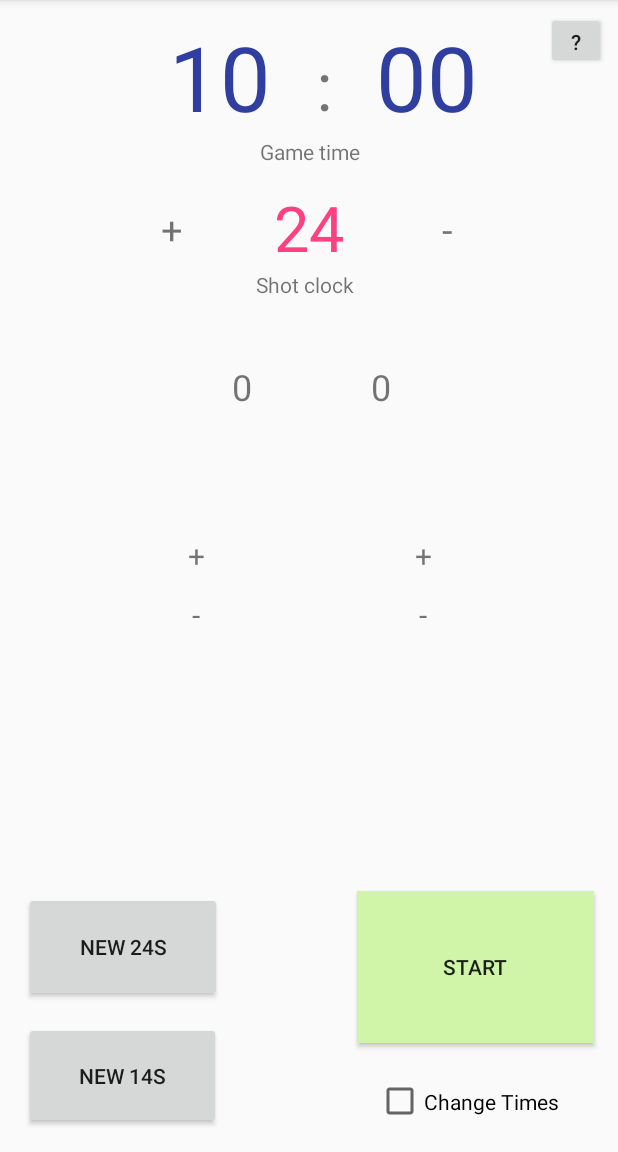
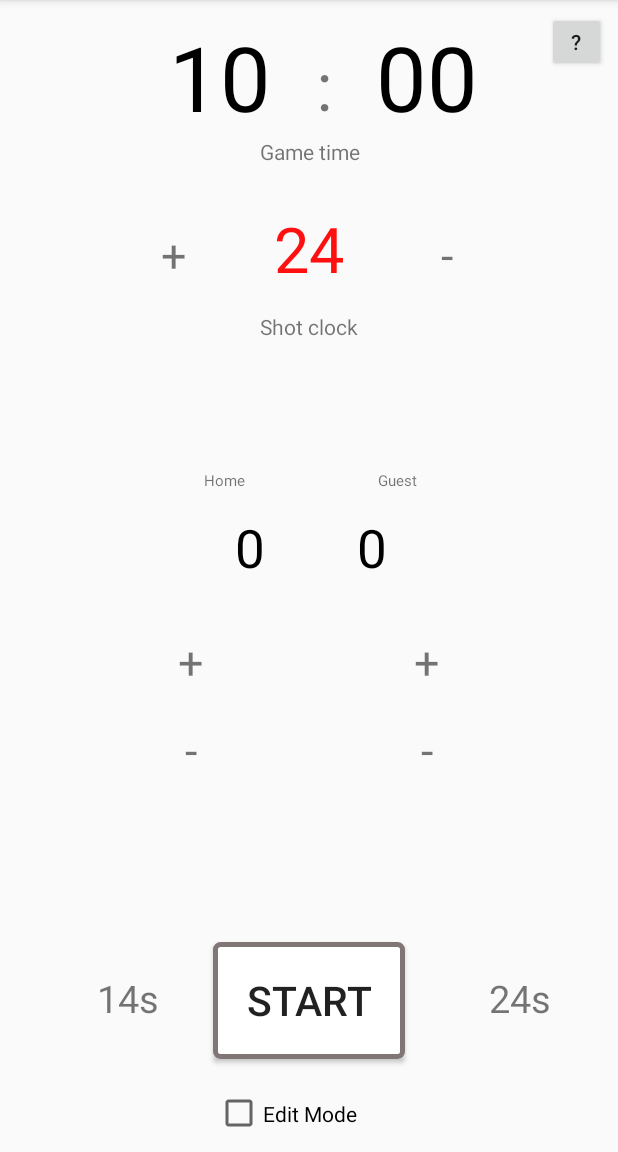
Before and after one commit to rehne93/android-basketball-timer, an Android app: the screen it shows after launch (MainActivity), on a phone screen of 412 x 824 dp, the part 84-1236 px from its top. Run offline under Robolectric (Android 15) with nearby library versions, the phone set to English and light mode, and no system bars; our stand-ins replace ButterKnife.

Commit message:
More Layout fixes

```diff
--- a/app/src/main/java/de/baernreuther/basketballcountdowntimer/MainActivity.java
+++ b/app/src/main/java/de/baernreuther/basketballcountdowntimer/MainActivity.java
@@ -51,10 +51,10 @@ public class MainActivity extends AppCompatActivity {
     Button startPauseGameTimeButton;
 
     @BindView(R.id.refreshAttackTime)
-    Button newShotClockButton;
+    TextView newShotClockButton;
 
     @BindView(R.id.offensiveReboundButton)
-    Button newOffenseShotClockButton;
+    TextView newOffenseShotClockButton;
 
     @BindView(R.id.helpButton)
     Button helpButton;
--- a/app/src/main/java/de/baernreuther/basketballcountdowntimer/countdowntimer/ShotClockCountdownTimer.java
+++ b/app/src/main/java/de/baernreuther/basketballcountdowntimer/countdowntimer/ShotClockCountdownTimer.java
@@ -5,7 +5,6 @@ import android.widget.EditText;
 import android.widget.TextView;
 
 import de.baernreuther.basketballcountdowntimer.MainActivity;
-import de.baernreuther.basketballcountdowntimer.R;
 import de.baernreuther.basketballcountdowntimer.time.TimeConverter;
 
 /**
@@ -87,7 +86,6 @@ public class ShotClockCountdownTimer extends PausableCountDownTimer {
         this.stopped = true;
         if (startGameButton != null) {
             startGameButton.setText("Start");
-            startGameButton.setBackgroundResource(R.color.game_not_running);
         }
         MainActivity.getMediaPlayerInstance().start();
 
--- a/app/src/main/java/de/baernreuther/basketballcountdowntimer/listener/buttons/AddOrRemovePointsListener.java
+++ b/app/src/main/java/de/baernreuther/basketballcountdowntimer/listener/buttons/AddOrRemovePointsListener.java
@@ -4,7 +4,6 @@ import android.view.View;
 import android.widget.Button;
 import android.widget.TextView;
 
-import de.baernreuther.basketballcountdowntimer.R;
 import de.baernreuther.basketballcountdowntimer.countdowntimer.GameTimeCountdownTimer;
 import de.baernreuther.basketballcountdowntimer.countdowntimer.ShotClockCountdownTimer;
 import de.baernreuther.basketballcountdowntimer.enums.ADD_OR_REMOVE;
@@ -62,7 +61,6 @@ public class AddOrRemovePointsListener implements View.OnClickListener {
 
         if (startGameButton != null) {
             startGameButton.setText("Start");
-            startGameButton.setBackgroundResource(R.color.game_not_running);
         }
 
 
--- a/app/src/main/java/de/baernreuther/basketballcountdowntimer/listener/buttons/StartStopGameListener.java
+++ b/app/src/main/java/de/baernreuther/basketballcountdowntimer/listener/buttons/StartStopGameListener.java
@@ -6,7 +6,6 @@ import android.widget.CheckBox;
 import android.widget.EditText;
 
 import de.baernreuther.basketballcountdowntimer.MainActivity;
-import de.baernreuther.basketballcountdowntimer.R;
 import de.baernreuther.basketballcountdowntimer.countdowntimer.GameTimeCountdownTimer;
 import de.baernreuther.basketballcountdowntimer.countdowntimer.ShotClockCountdownTimer;
 
@@ -53,10 +52,8 @@ public class StartStopGameListener implements View.OnClickListener {
         editFieldsCheckbox.setChecked(false);
         if (this.startGameButton.getText().equals("Start")) {
             this.startGameButton.setText("Stop");
-            this.startGameButton.setBackgroundResource(R.color.game_running);
         } else {
             this.startGameButton.setText("Start");
-            this.startGameButton.setBackgroundResource(R.color.game_not_running);
         }
 
         if (ShotClockCountdownTimer.getUniqueInstance() != null) {
--- /dev/null
+++ b/app/src/main/res/drawable/only_border_button.xml
@@ -0,0 +1,12 @@
+<?xml version="1.0" encoding="utf-8"?>
+<shape xmlns:android="http://schemas.android.com/apk/res/android"
+    android:shape="rectangle">
+    <gradient
+        android:angle="270"
+        android:endColor="#FFFFFF"
+        android:startColor="#FFFFFF" />
+    <corners android:radius="3dp" />
+    <stroke
+        android:width="5px"
+        android:color="#817676" />
+</shape>
--- a/app/src/main/res/layout/main.xml
+++ b/app/src/main/res/layout/main.xml
@@ -9,66 +9,80 @@
     tools:layout_editor_absoluteY="81dp">
 
 
-    <Button
+    <TextView
         android:id="@+id/refreshAttackTime"
-        android:layout_width="132dp"
-        android:layout_height="73dp"
-        android:layout_marginBottom="100dp"
+        android:layout_width="113dp"
+        android:layout_height="57dp"
+        android:layout_marginBottom="74dp"
+        android:layout_marginEnd="8dp"
         android:layout_marginLeft="16dp"
+        android:layout_marginRight="8dp"
         android:layout_marginStart="16dp"
-        android:text="New 24s"
+        android:clickable="true"
+        android:gravity="center"
+        android:text="24s"
+        android:textAlignment="center"
+        android:textSize="25dp"
         app:layout_constraintBottom_toBottomOf="parent"
-        app:layout_constraintLeft_toLeftOf="parent" />
+        app:layout_constraintHorizontal_bias="0.809"
+        app:layout_constraintLeft_toRightOf="@+id/startGameButton"
+        app:layout_constraintRight_toRightOf="parent" />
 
     <EditText
         android:id="@+id/shotClock"
         android:layout_width="105dp"
         android:layout_height="44dp"
-        android:layout_marginTop="49dp"
+        android:layout_marginTop="63dp"
         android:background="@null"
+        android:clickable="true"
         android:ems="10"
         android:gravity="center"
         android:inputType="number"
         android:text="24"
-        android:textColor="@drawable/attack_edittext"
+        android:textColor="@color/full_red"
         android:textSize="42sp"
         app:layout_constraintHorizontal_bias="0.501"
         app:layout_constraintLeft_toLeftOf="parent"
         app:layout_constraintRight_toRightOf="parent"
         app:layout_constraintTop_toBottomOf="@+id/doublePoint" />
 
-    <Button
+    <TextView
         android:id="@+id/offensiveReboundButton"
-        android:layout_width="131dp"
-        android:layout_height="71dp"
+        android:layout_width="113dp"
+        android:layout_height="57dp"
+        android:layout_marginBottom="74dp"
         android:layout_marginLeft="16dp"
         android:layout_marginStart="16dp"
-        android:layout_marginTop="13dp"
-        android:text="New 14s"
+        android:clickable="true"
+        android:gravity="center"
+        android:text="14s"
+        android:textAlignment="center"
+        android:textSize="25dp"
+        app:layout_constraintBottom_toBottomOf="parent"
+        app:layout_constraintHorizontal_bias="1.0"
         app:layout_constraintLeft_toLeftOf="parent"
-        app:layout_constraintTop_toBottomOf="@+id/refreshAttackTime" />
+        app:layout_constraintRight_toLeftOf="@+id/startGameButton" />
 
     <CheckBox
         android:id="@+id/editFieldsCheckbox"
         android:layout_width="125dp"
         android:layout_height="35dp"
-        android:layout_marginBottom="16dp"
-        android:layout_marginEnd="36dp"
-        android:layout_marginRight="36dp"
-        android:text="Change Times"
+        android:layout_marginBottom="8dp"
+        android:text="Edit Mode"
         app:layout_constraintBottom_toBottomOf="parent"
+        app:layout_constraintLeft_toLeftOf="parent"
         app:layout_constraintRight_toRightOf="parent" />
 
     <Button
         android:id="@+id/startGameButton"
-        android:layout_width="158dp"
-        android:layout_height="101dp"
-        android:layout_marginBottom="21dp"
-        android:layout_marginEnd="16dp"
-        android:layout_marginRight="16dp"
-        android:background="@color/game_not_running"
+        android:layout_width="128dp"
+        android:layout_height="78dp"
+        android:layout_marginBottom="62dp"
+        android:background="@drawable/only_border_button"
         android:text="Start"
-        app:layout_constraintBottom_toTopOf="@+id/editFieldsCheckbox"
+        android:textSize="27dp"
+        app:layout_constraintBottom_toBottomOf="parent"
+        app:layout_constraintLeft_toLeftOf="parent"
         app:layout_constraintRight_toRightOf="parent" />
 
     <EditText
@@ -85,7 +99,7 @@
         android:gravity="right"
         android:inputType="number"
         android:text="10"
-        android:textColor="@drawable/edit_text_selector"
+        android:textColor="@color/black"
         android:textSize="60sp"
         app:layout_constraintLeft_toLeftOf="parent"
         app:layout_constraintRight_toRightOf="@+id/doublePoint"
@@ -103,7 +117,7 @@
         android:gravity="left"
         android:inputType="number"
         android:text="00"
-        android:textColor="@drawable/edit_text_selector"
+        android:textColor="@color/black"
         android:textSize="60sp"
         app:layout_constraintRight_toRightOf="parent"
         app:layout_constraintTop_toTopOf="parent" />
@@ -134,34 +148,34 @@
         android:id="@+id/shotClockText"
         android:layout_width="wrap_content"
         android:layout_height="wrap_content"
+        android:layout_marginTop="14dp"
         android:text="Shot clock"
-        app:layout_constraintHorizontal_bias="0.493"
         app:layout_constraintLeft_toLeftOf="parent"
         app:layout_constraintRight_toRightOf="parent"
         app:layout_constraintTop_toBottomOf="@+id/shotClock" />
 
     <Button
         android:id="@+id/helpButton"
-        android:layout_width="40dp"
-        android:layout_height="38dp"
+        android:layout_width="39dp"
+        android:layout_height="40dp"
         android:layout_marginEnd="8dp"
         android:layout_marginRight="8dp"
         android:layout_marginTop="8dp"
         android:text="\?"
         app:layout_constraintRight_toRightOf="parent"
         app:layout_constraintTop_toTopOf="parent"
-        tools:layout_editor_absoluteX="312dp" />
+        tools:layout_editor_absoluteX="313dp" />
 
     <TextView
         android:id="@+id/addSeconds"
         android:layout_width="wrap_content"
         android:layout_height="wrap_content"
-        android:layout_marginLeft="103dp"
+        android:layout_marginLeft="102dp"
         android:layout_marginStart="107dp"
-        android:layout_marginTop="135dp"
+        android:layout_marginTop="149dp"
         android:clickable="true"
         android:text="+"
-        android:textSize="25sp"
+        android:textSize="30sp"
         app:layout_constraintLeft_toLeftOf="parent"
         app:layout_constraintTop_toTopOf="parent" />
 
@@ -171,10 +185,10 @@
         android:layout_height="wrap_content"
         android:layout_marginEnd="110dp"
         android:layout_marginRight="110dp"
-        android:layout_marginTop="135dp"
+        android:layout_marginTop="149dp"
         android:clickable="true"
         android:text="-"
-        android:textSize="25sp"
+        android:textSize="30sp"
         app:layout_constraintRight_toRightOf="parent"
         app:layout_constraintTop_toTopOf="parent" />
 
@@ -192,13 +206,14 @@
         android:layout_marginStart="8dp"
         android:layout_marginTop="241dp"
         android:text="0"
-        android:textSize="24sp"
+        android:textColor="@color/black"
+        android:textSize="35dp"
         app:layout_constraintBottom_toBottomOf="parent"
-        app:layout_constraintHorizontal_bias="0.383"
+        app:layout_constraintHorizontal_bias="0.395"
         app:layout_constraintLeft_toLeftOf="parent"
         app:layout_constraintRight_toRightOf="parent"
         app:layout_constraintTop_toTopOf="parent"
-        app:layout_constraintVertical_bias="0.0" />
+        app:layout_constraintVertical_bias="0.212" />
 
     <TextView
         android:id="@+id/guestResult"
@@ -211,18 +226,19 @@
         android:layout_marginStart="8dp"
         android:layout_marginTop="241dp"
         android:text="0"
-        android:textSize="24sp"
+        android:textColor="@color/black"
+        android:textSize="35dp"
         app:layout_constraintBottom_toBottomOf="parent"
-        app:layout_constraintHorizontal_bias="0.625"
+        app:layout_constraintHorizontal_bias="0.611"
         app:layout_constraintLeft_toLeftOf="parent"
         app:layout_constraintRight_toRightOf="parent"
         app:layout_constraintTop_toTopOf="parent"
-        app:layout_constraintVertical_bias="0.0" />
+        app:layout_constraintVertical_bias="0.212" />
 
     <TextView
         android:id="@+id/addHomePoints"
-        android:layout_width="25dp"
-        android:layout_height="25dp"
+        android:layout_width="30dp"
+        android:layout_height="30dp"
         android:layout_marginBottom="8dp"
         android:layout_marginEnd="8dp"
         android:layout_marginLeft="8dp"
@@ -232,18 +248,18 @@
         android:clickable="true"
         android:gravity="center"
         android:text="+"
-        android:textSize="20sp"
+        android:textSize="30dp"
         app:layout_constraintBottom_toBottomOf="parent"
-        app:layout_constraintHorizontal_bias="0.297"
+        app:layout_constraintHorizontal_bias="0.286"
         app:layout_constraintLeft_toLeftOf="parent"
         app:layout_constraintRight_toRightOf="parent"
         app:layout_constraintTop_toTopOf="parent"
-        app:layout_constraintVertical_bias="0.48" />
+        app:layout_constraintVertical_bias="0.572" />
 
     <TextView
         android:id="@+id/removeHomePoints"
-        android:layout_width="25dp"
-        android:layout_height="25dp"
+        android:layout_width="30dp"
+        android:layout_height="30dp"
         android:layout_marginBottom="8dp"
         android:layout_marginEnd="8dp"
         android:layout_marginLeft="8dp"
@@ -253,18 +269,20 @@
         android:clickable="true"
         android:gravity="center"
         android:text="-"
-        android:textSize="20sp"
+        android:textAlignment="center"
+        android:textSize="30dp"
+        android:visibility="visible"
         app:layout_constraintBottom_toBottomOf="parent"
-        app:layout_constraintHorizontal_bias="0.297"
+        app:layout_constraintHorizontal_bias="0.286"
         app:layout_constraintLeft_toLeftOf="parent"
         app:layout_constraintRight_toRightOf="parent"
         app:layout_constraintTop_toTopOf="parent"
-        app:layout_constraintVertical_bias="0.534" />
+        app:layout_constraintVertical_bias="0.653" />
 
     <TextView
         android:id="@+id/addGuestPoints"
-        android:layout_width="25dp"
-        android:layout_height="25dp"
+        android:layout_width="30dp"
+        android:layout_height="30dp"
         android:layout_marginBottom="8dp"
         android:layout_marginEnd="8dp"
         android:layout_marginLeft="8dp"
@@ -274,18 +292,18 @@
         android:clickable="true"
         android:gravity="center"
         android:text="+"
-        android:textSize="20sp"
+        android:textSize="30dp"
         app:layout_constraintBottom_toBottomOf="parent"
-        app:layout_constraintHorizontal_bias="0.705"
+        app:layout_constraintHorizontal_bias="0.716"
         app:layout_constraintLeft_toLeftOf="parent"
         app:layout_constraintRight_toRightOf="parent"
         app:layout_constraintTop_toTopOf="parent"
-        app:layout_constraintVertical_bias="0.48" />
+        app:layout_constraintVertical_bias="0.572" />
 
     <TextView
         android:id="@+id/removeGuestPoints"
-        android:layout_width="25dp"
-        android:layout_height="25dp"
+        android:layout_width="30dp"
+        android:layout_height="30dp"
         android:layout_marginBottom="8dp"
         android:layout_marginEnd="8dp"
         android:layout_marginLeft="8dp"
@@ -295,12 +313,35 @@
         android:clickable="true"
         android:gravity="center"
         android:text="-"
-        android:textSize="20sp"
+        android:textSize="30dp"
+        android:visibility="visible"
         app:layout_constraintBottom_toBottomOf="parent"
-        app:layout_constraintHorizontal_bias="0.705"
+        app:layout_constraintHorizontal_bias="0.716"
         app:layout_constraintLeft_toLeftOf="parent"
         app:layout_constraintRight_toRightOf="parent"
         app:layout_constraintTop_toTopOf="parent"
-        app:layout_constraintVertical_bias="0.534" />
+        app:layout_constraintVertical_bias="0.653" />
+
+    <TextView
+        android:id="@+id/textView"
+        android:layout_width="wrap_content"
+        android:layout_height="wrap_content"
+        android:layout_marginBottom="14dp"
+        android:layout_marginLeft="136dp"
+        android:text="Home"
+        android:textSize="10sp"
+        app:layout_constraintBottom_toTopOf="@+id/homeResult"
+        app:layout_constraintLeft_toLeftOf="parent" />
+
+    <TextView
+        android:id="@+id/textView4"
+        android:layout_width="wrap_content"
+        android:layout_height="wrap_content"
+        android:layout_marginBottom="14dp"
+        android:layout_marginRight="134dp"
+        android:text="Guest"
+        android:textSize="10sp"
+        app:layout_constraintBottom_toTopOf="@+id/guestResult"
+        app:layout_constraintRight_toRightOf="parent" />
 
 </android.support.constraint.ConstraintLayout>
--- a/app/src/main/res/values/colors.xml
+++ b/app/src/main/res/values/colors.xml
@@ -4,7 +4,9 @@
     <color name="colorPrimaryDark">#303F9F</color>
     <color name="colorAccent">#FF4081</color>
     <color name="normal_color">#F7FE2E</color>
-    <color name="disabled_color">#000000</color>
+    <color name="black">#000000</color>
     <color name="game_not_running">#D0F5A9</color>
     <color name="game_running">#F5BCA9</color>
+    <color name="white">#FFFFFF</color>
+    <color name="full_red">#FF1010</color>
 </resources>
```
